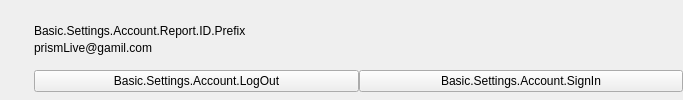
spectrumlive/spectrum-studio, file frontend/forms/SPTSettingAccountView.ui: the form before one commit.
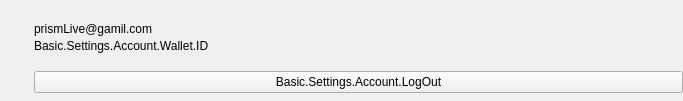
The form after the commit. Custom widgets are drawn as their Qt base class.

Commit message: rendering user information and avatar in setting|general|profile section

The edit to the form file:
```diff
--- a/frontend/forms/SPTSettingAccountView.ui
+++ b/frontend/forms/SPTSettingAccountView.ui
@@ -7,7 +7,7 @@
                 <x>0</x>
                 <y>0</y>
                 <width>683</width>
-                <height>100</height>
+    <height>101</height>
             </rect>
         </property>
         <property name="windowTitle">
@@ -100,19 +100,26 @@
                         </layout>
                     </item>
                     <item>
-                        <layout class="QHBoxLayout" name="horizontalLayout">
+      <widget class="QLabel" name="email">
+       <property name="text">
+        <string>prismLive@gamil.com</string>
+       </property>
+      </widget>
+     </item>
+     <item>
+      <layout class="QHBoxLayout" name="walletLayout">
                             <property name="spacing">
                                 <number>4</number>
                             </property>
-                            <item alignment="Qt::AlignLeft">
+       <item alignment="Qt::AlignmentFlag::AlignLeft">
                                 <widget class="QLabel" name="label_3">
                                     <property name="text">
-                                        <string>Basic.Settings.Account.Report.ID.Prefix</string>
+          <string>Basic.Settings.Account.Wallet.ID</string>
                                     </property>
                                 </widget>
                             </item>
-                            <item alignment="Qt::AlignLeft">
-                                <widget class="QLabel" name="userCode">
+       <item alignment="Qt::AlignmentFlag::AlignLeft">
+        <widget class="QLabel" name="walletID">
                                     <property name="text">
                                         <string/>
                                     </property>
@@ -134,14 +141,7 @@
                         </layout>
                     </item>
                     <item>
-                        <widget class="QLabel" name="email">
-                            <property name="text">
-                                <string>prismLive@gamil.com</string>
-                            </property>
-                        </widget>
-                    </item>
-                    <item>
-                        <layout class="QHBoxLayout" name="horizontalLayout_2">
+      <layout class="QHBoxLayout" name="buttonLayout">
                             <property name="spacing">
                                 <number>0</number>
                             </property>
@@ -152,7 +152,7 @@
                                 <number>0</number>
                             </property>
                             <item>
-                                <widget class="QPushButton" name="pushButton_logout">
+        <widget class="QPushButton" name="btnLogout">
                                     <property name="sizePolicy">
                                         <sizepolicy hsizetype="Minimum" vsizetype="Fixed">
                                             <horstretch>0</horstretch>
@@ -164,19 +164,6 @@
                                     </property>
                                 </widget>
                             </item>
-                            <item>
-                                <widget class="QPushButton" name="pushButton_del_account">
-                                    <property name="sizePolicy">
-                                        <sizepolicy hsizetype="Minimum" vsizetype="Fixed">
-                                            <horstretch>0</horstretch>
-                                            <verstretch>0</verstretch>
-                                        </sizepolicy>
-                                    </property>
-                                    <property name="text">
-                                        <string>Basic.Settings.Account.SignIn</string>
-                                    </property>
-                                </widget>
-                            </item>
                         </layout>
                     </item>
                     <item>
```
Left out of the diff: 12 changed lines with no effect on the pictures. Lines whose indentation alone changed are shown as unchanged. The commit also changes 9 other files.
